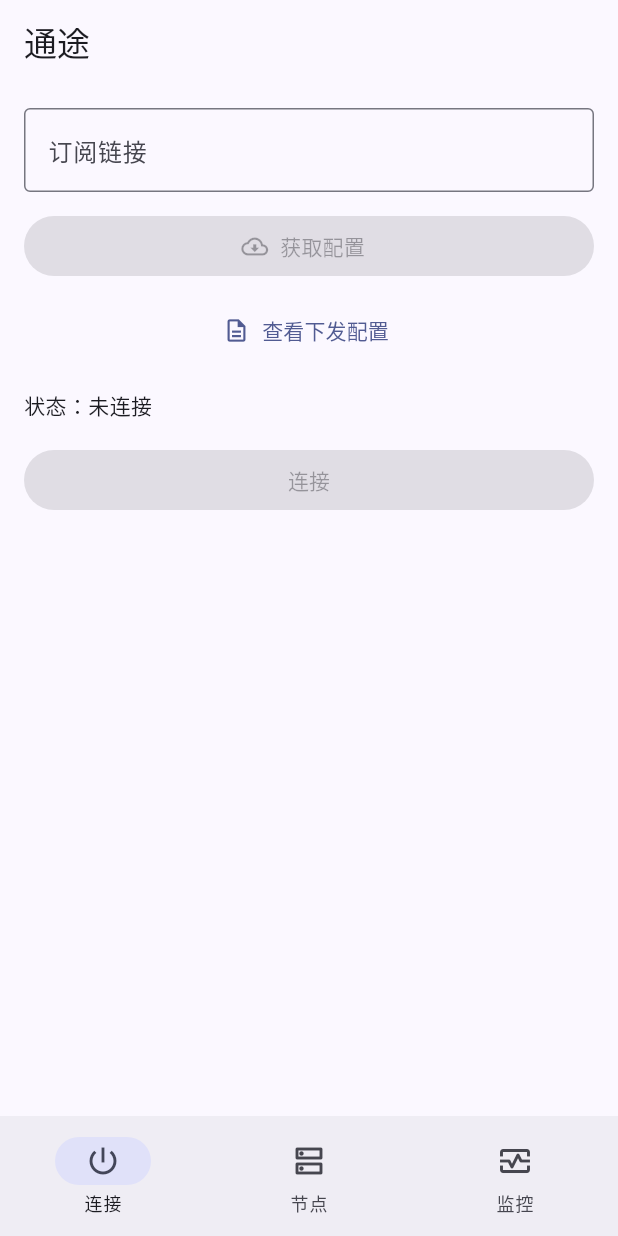
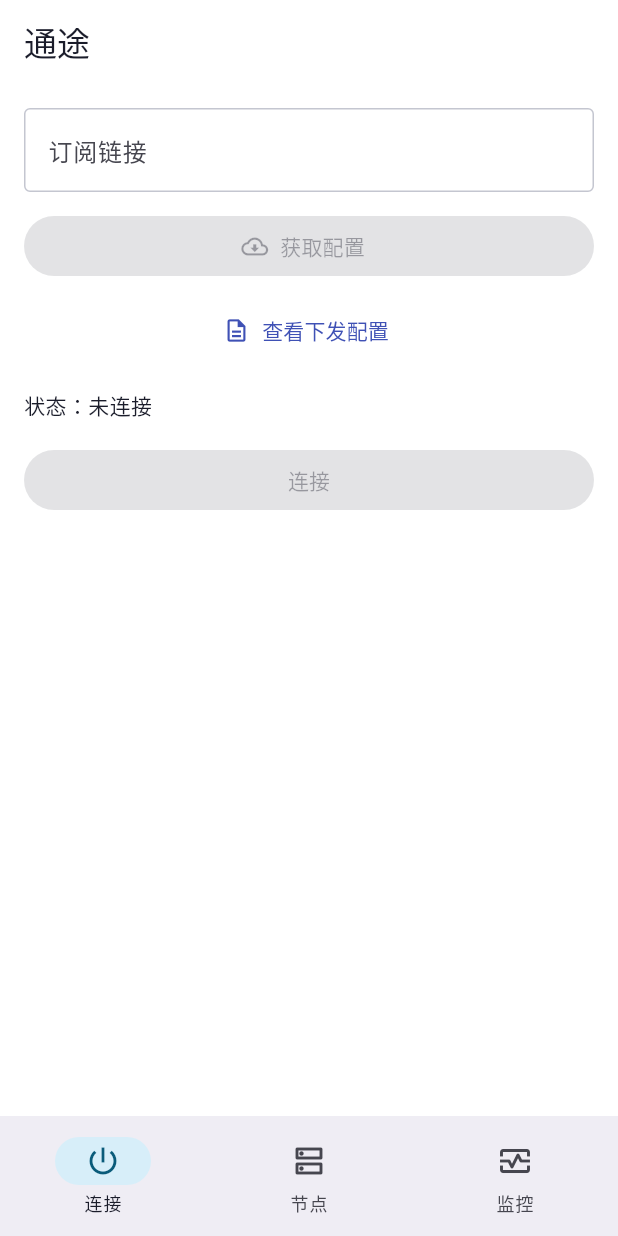
Before and after one commit to sunchangtan/tongtu, a Flutter app: the screen it shows after launch, on a phone screen of 412 x 824 dp. Run offline on Flutter 3.47's test engine with Material 3 defaults, Android fonts, the phone set to English and light mode, and no system bars; our stand-ins replace share_plus, shared_preferences.

Commit message:
feat(P1): 通途品牌 logo 设计系统与 app 主题配色
- 设计规范 docs/design/logo-spec.md（双孔拱桥/M，v1.12）
- lib/ui/app_theme.dart：Material 3 明暗主题（品牌色推导，已接入 main.dart）
- Figma「Tongtu Brand」：ref→sys→comp 三层变量 + App 图标/横版/Hero/变体全套素材

Co-Authored-By: Claude Opus 4.8 <noreply@anthropic.com>

```diff
--- a/lib/main.dart
+++ b/lib/main.dart
@@ -1,5 +1,6 @@
 import 'package:flutter/material.dart';
 
+import 'ui/app_theme.dart';
 import 'ui/home_shell.dart';
 
 void main() {
@@ -14,9 +15,9 @@ class TongtuApp extends StatelessWidget {
   Widget build(BuildContext context) {
     return MaterialApp(
       title: '通途',
-      theme: ThemeData(
-        colorScheme: ColorScheme.fromSeed(seedColor: Colors.indigo),
-      ),
+      theme: AppTheme.light,
+      darkTheme: AppTheme.dark,
+      themeMode: ThemeMode.system,
       home: const HomeShell(),
     );
   }
--- /dev/null
+++ b/lib/ui/app_theme.dart
@@ -0,0 +1,67 @@
+import 'package:flutter/material.dart';
+
+/// 通途 App 主题配色：由品牌色推导，明暗两套（Material 3）。
+///
+/// 配色源：`docs/design/logo-spec.md`
+/// - Primary（主色）= 品牌靛蓝 `#3F51B5`
+/// - Secondary（次色）= 品牌蓝青 `#1E9BD4`
+///
+/// 与 Figma「Tongtu Brand」文件的 `App Theme` 变量集合（Light / Dark 两 mode）一一对应。
+/// 以 `ColorScheme.fromSeed` 生成完整且版本兼容的 M3 调色，再用品牌精确色覆盖关键 token。
+class AppTheme {
+  AppTheme._();
+
+  /// 浅色配色方案。
+  static final ColorScheme lightScheme =
+      ColorScheme.fromSeed(
+        seedColor: const Color(0xFF3F51B5),
+        brightness: Brightness.light,
+      ).copyWith(
+        primary: const Color(0xFF3F51B5),
+        onPrimary: const Color(0xFFFFFFFF),
+        primaryContainer: const Color(0xFFE0E2FB),
+        onPrimaryContainer: const Color(0xFF161A4E),
+        secondary: const Color(0xFF1E9BD4),
+        onSecondary: const Color(0xFFFFFFFF),
+        secondaryContainer: const Color(0xFFD7EEF9),
+        onSecondaryContainer: const Color(0xFF0A5B7A),
+        surface: const Color(0xFFFFFFFF),
+        onSurface: const Color(0xFF1A1C2A),
+        outline: const Color(0xFFC4C6D0),
+        error: const Color(0xFFBA1A1A),
+        onError: const Color(0xFFFFFFFF),
+      );
+
+  /// 深色配色方案。
+  static final ColorScheme darkScheme =
+      ColorScheme.fromSeed(
+        seedColor: const Color(0xFF3F51B5),
+        brightness: Brightness.dark,
+      ).copyWith(
+        primary: const Color(0xFFBBC3FF),
+        onPrimary: const Color(0xFF1A2270),
+        primaryContainer: const Color(0xFF2B3590),
+        onPrimaryContainer: const Color(0xFFDFE1FB),
+        secondary: const Color(0xFF8DD2F2),
+        onSecondary: const Color(0xFF06384B),
+        secondaryContainer: const Color(0xFF143C4E),
+        onSecondaryContainer: const Color(0xFFBCE7FB),
+        surface: const Color(0xFF15161B),
+        onSurface: const Color(0xFFE4E2E9),
+        outline: const Color(0xFF8E9099),
+        error: const Color(0xFFFFB4AB),
+        onError: const Color(0xFF690005),
+      );
+
+  /// 浅色主题。
+  static final ThemeData light = ThemeData(
+    colorScheme: lightScheme,
+    useMaterial3: true,
+  );
+
+  /// 深色主题。
+  static final ThemeData dark = ThemeData(
+    colorScheme: darkScheme,
+    useMaterial3: true,
+  );
+}
```
Also changed, not shown: 1 other file.
